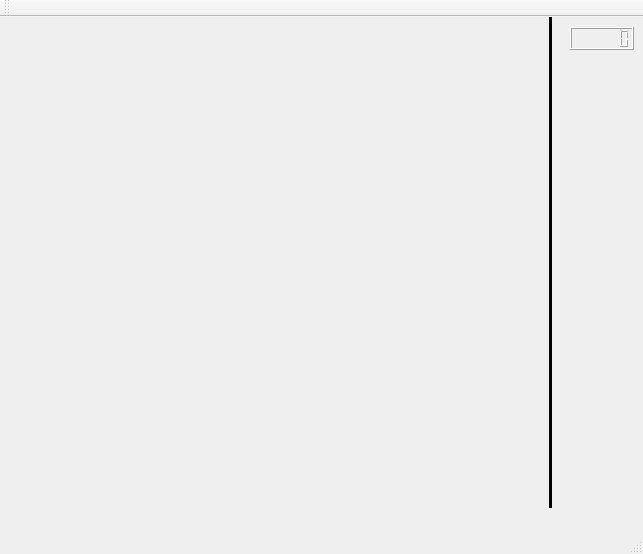
This is mainwindow.ui in emperor-is-here/QtSnake as Qt 5 draws it before an edit. The edited form follows.
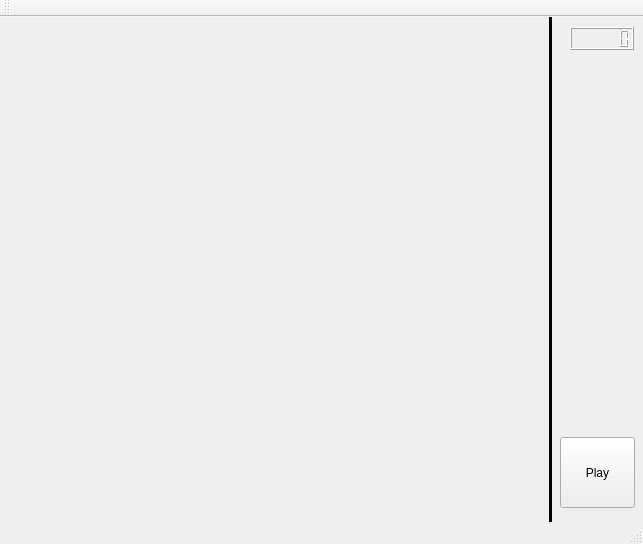
This is the edited form.

```diff
--- a/mainwindow.ui
+++ b/mainwindow.ui
@@ -7,7 +7,7 @@
     <x>0</x>
     <y>0</y>
     <width>643</width>
-    <height>554</height>
+    <height>544</height>
    </rect>
   </property>
   <property name="windowTitle">
@@ -36,7 +36,7 @@
       <x>540</x>
       <y>0</y>
       <width>21</width>
-      <height>491</height>
+      <height>511</height>
      </rect>
     </property>
     <property name="frameShadow">
@@ -49,6 +49,49 @@
      <enum>Qt::Vertical</enum>
     </property>
    </widget>
+   <widget class="QLabel" name="infoLabel">
+    <property name="geometry">
+     <rect>
+      <x>570</x>
+      <y>50</y>
+      <width>71</width>
+      <height>16</height>
+     </rect>
+    </property>
+    <property name="font">
+     <font>
+      <pointsize>11</pointsize>
+     </font>
+    </property>
+    <property name="text">
+     <string/>
+    </property>
+   </widget>
+   <widget class="QPushButton" name="playButton">
+    <property name="geometry">
+     <rect>
+      <x>560</x>
+      <y>420</y>
+      <width>75</width>
+      <height>71</height>
+     </rect>
+    </property>
+    <property name="text">
+     <string>Play</string>
+    </property>
+    <property name="checkable">
+     <bool>false</bool>
+    </property>
+    <property name="autoDefault">
+     <bool>false</bool>
+    </property>
+    <property name="default">
+     <bool>false</bool>
+    </property>
+    <property name="flat">
+     <bool>false</bool>
+    </property>
+   </widget>
   </widget>
   <widget class="QMenuBar" name="menuBar">
    <property name="geometry">
```
Left out of the diff: 2 changed lines with no effect on the pictures.
